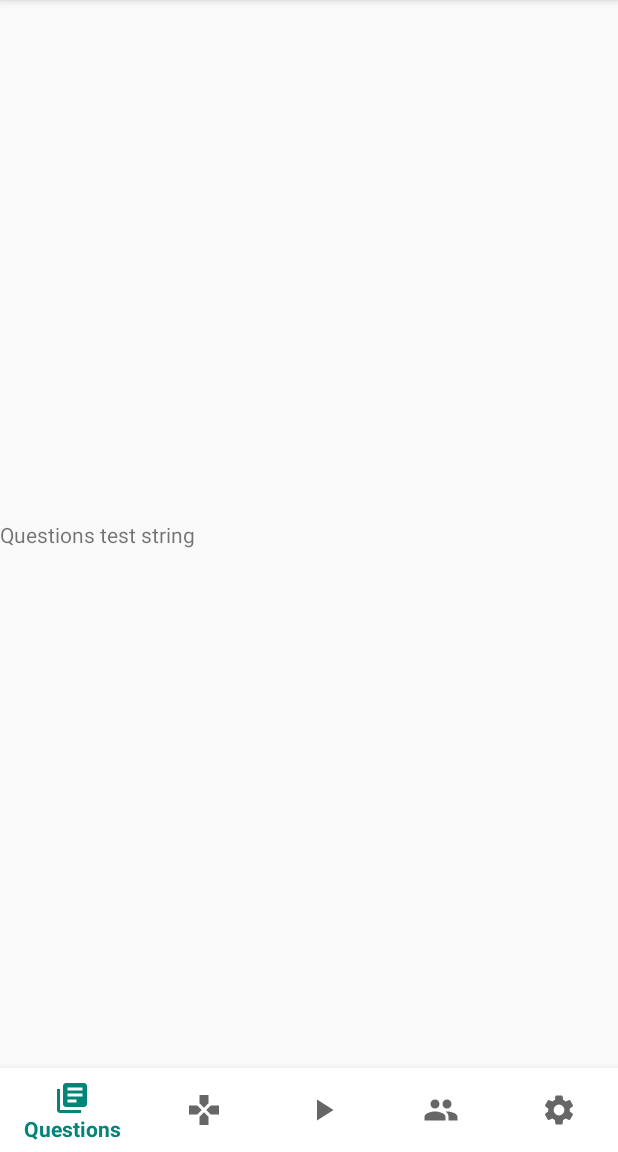
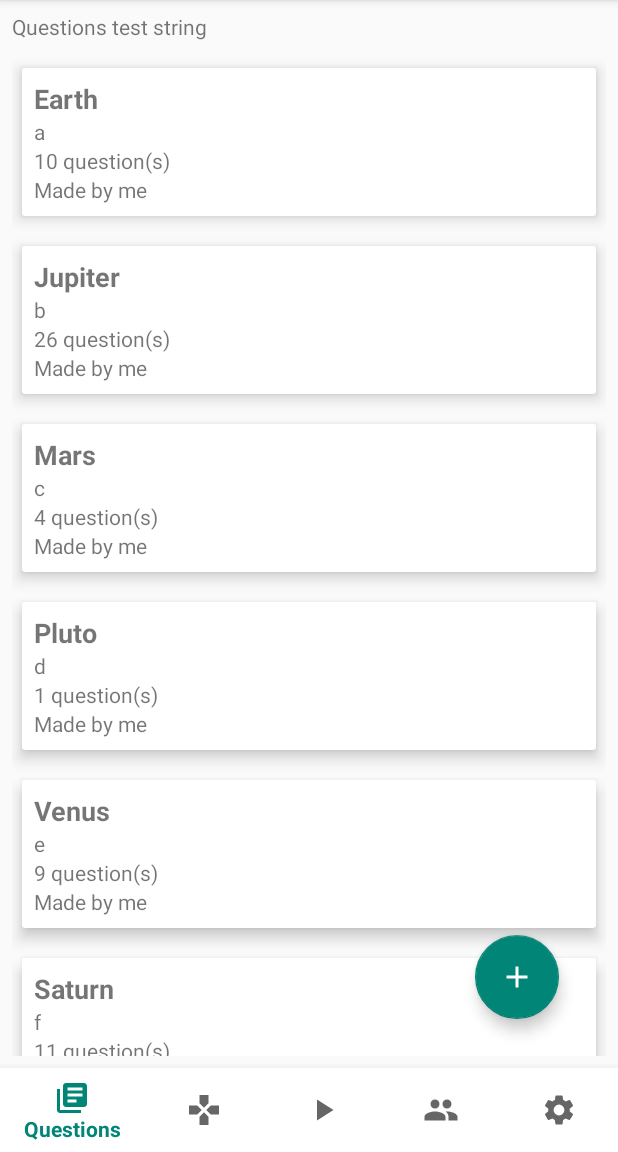
Before and after one commit to NeroYuki/YAQA, an Android app: the fragment QuestionsFragment placed in its activity, on a phone screen of 412 x 824 dp, the part 84-1236 px from its top. Run offline under Robolectric (Android 15) with nearby library versions, the phone set to English and light mode, and no system bars.

Commit message:
Question list and Setting template

```diff
--- a/app/build.gradle
+++ b/app/build.gradle
@@ -25,6 +25,7 @@ dependencies {
     implementation 'androidx.constraintlayout:constraintlayout:1.1.3'
     implementation 'com.google.android.material:material:1.1.0'
     implementation 'androidx.legacy:legacy-support-v4:1.0.0'
+    implementation 'androidx.preference:preference:1.1.0'
     testImplementation 'junit:junit:4.12'
     androidTestImplementation 'androidx.test:runner:1.1.1'
     androidTestImplementation 'androidx.test.espresso:espresso-core:3.1.1'
--- a/app/src/main/java/com/example/yaqa/QuestionsFragment.java
+++ b/app/src/main/java/com/example/yaqa/QuestionsFragment.java
@@ -1,17 +1,68 @@
 package com.example.yaqa;
 
+import android.content.Context;
 import android.os.Bundle;
+import android.util.AttributeSet;
 import android.view.LayoutInflater;
 import android.view.View;
 import android.view.ViewGroup;
 import androidx.annotation.NonNull;
 import androidx.annotation.Nullable;
 import androidx.fragment.app.Fragment;
+import androidx.recyclerview.widget.LinearLayoutManager;
+import androidx.recyclerview.widget.RecyclerView;
+import com.example.yaqa.adapter.QuestionSetAdapter;
+import com.example.yaqa.model.QuestionSet;
 
-public class QuestionsFragment extends Fragment{
+import java.util.ArrayList;
+
+public class QuestionsFragment extends Fragment {
+
+    private RecyclerView recyclerView;
+    private QuestionSetAdapter adapter;
+    private ArrayList<QuestionSet> questionSetList;
+
     @Nullable
     @Override
     public View onCreateView(@NonNull LayoutInflater inflater, @Nullable ViewGroup container, @Nullable Bundle savedInstanceState) {
         return inflater.inflate(R.layout.fragment_questions, container, false);
     }
+
+    @Override
+    public void onStart() {
+        super.onStart();
+        initView();
+    }
+
+    private void initView() {
+        recyclerView = (RecyclerView) getView().findViewById(R.id.question_list_recycler);
+        recyclerView.setLayoutManager(new LinearLayoutManager(getActivity()));
+        questionSetList = new ArrayList<>();
+        adapter = new QuestionSetAdapter(getActivity(), questionSetList);
+        recyclerView.setAdapter(adapter);
+        // recyclerView.addItemDecoration(new DividerItemDecoration(this, LinearLayoutManager.VERTICAL));
+        createListData();
+    }
+
+    private void createListData() {
+        QuestionSet questionSetEntry = new QuestionSet("Earth", "a", 10, "me");
+        questionSetList.add(questionSetEntry);
+        questionSetEntry = new QuestionSet("Jupiter", "b", 26, "me");
+        questionSetList.add(questionSetEntry);
+        questionSetEntry = new QuestionSet("Mars", "c", 4, "me");
+        questionSetList.add(questionSetEntry);
+        questionSetEntry = new QuestionSet("Pluto", "d", 1, "me");
+        questionSetList.add(questionSetEntry);
+        questionSetEntry = new QuestionSet("Venus", "e", 9, "me");
+        questionSetList.add(questionSetEntry);
+        questionSetEntry = new QuestionSet("Saturn", "f", 11, "me");
+        questionSetList.add(questionSetEntry);
+        questionSetEntry = new QuestionSet("Mercury", "g", 4, "me");
+        questionSetList.add(questionSetEntry);
+        questionSetEntry = new QuestionSet("Neptune", "h", 12, "me");
+        questionSetList.add(questionSetEntry);
+        questionSetEntry = new QuestionSet("Uranus", "i", 9, "me");
+        questionSetList.add(questionSetEntry);
+        adapter.notifyDataSetChanged();
+    }
 }
--- a/app/src/main/java/com/example/yaqa/SettingsFragment.java
+++ b/app/src/main/java/com/example/yaqa/SettingsFragment.java
@@ -1,17 +1,12 @@
 package com.example.yaqa;
 
 import android.os.Bundle;
-import android.view.LayoutInflater;
-import android.view.View;
-import android.view.ViewGroup;
-import androidx.annotation.NonNull;
-import androidx.annotation.Nullable;
-import androidx.fragment.app.Fragment;
+import androidx.preference.PreferenceFragmentCompat;
 
-public class SettingsFragment extends Fragment{
-    @Nullable
+public class SettingsFragment extends PreferenceFragmentCompat {
     @Override
-    public View onCreateView(@NonNull LayoutInflater inflater, @Nullable ViewGroup container, @Nullable Bundle savedInstanceState) {
-        return inflater.inflate(R.layout.fragment_settings, container, false);
+    public void onCreatePreferences(Bundle savedInstanceState, String rootKey) {
+        setPreferencesFromResource(R.xml.setting_pref, rootKey);
+
     }
 }
--- /dev/null
+++ b/app/src/main/java/com/example/yaqa/adapter/QuestionSetAdapter.java
@@ -0,0 +1,62 @@
+package com.example.yaqa.adapter;
+
+import android.content.Context;
+import android.view.LayoutInflater;
+import android.view.View;
+import android.view.ViewGroup;
+import android.widget.TextView;
+import androidx.annotation.NonNull;
+import androidx.recyclerview.widget.RecyclerView;
+import com.example.yaqa.R;
+import com.example.yaqa.model.QuestionSet;
+
+import java.util.ArrayList;
+import java.util.Locale;
+
+public class QuestionSetAdapter extends RecyclerView.Adapter<QuestionSetAdapter.QuestionSetHolder> {
+
+    private Context context;
+    private ArrayList<QuestionSet> questionSetList;
+
+    public QuestionSetAdapter(Context context, ArrayList<QuestionSet> questionSetList) {
+        this.context = context;
+        this.questionSetList = questionSetList;
+    }
+
+    @NonNull
+    @Override
+    public QuestionSetHolder onCreateViewHolder(@NonNull ViewGroup parent, int i) {
+        View view = LayoutInflater.from(context).inflate(R.layout.question_set_item, parent, false);
+        return new QuestionSetHolder(view);
+    }
+
+    @Override
+    public void onBindViewHolder(@NonNull QuestionSetHolder holder, int position) {
+        QuestionSet qs = questionSetList.get(position);
+        holder.setDetails(qs);
+    }
+
+    @Override
+    public int getItemCount() {
+        return questionSetList.size();
+    }
+
+    public class QuestionSetHolder extends RecyclerView.ViewHolder {
+        private TextView txtName, txtDesc, txtNumber, txtAuthor;
+
+        QuestionSetHolder(View itemView) {
+            super(itemView);
+            txtName = itemView.findViewById(R.id.textView2);
+            txtDesc = itemView.findViewById(R.id.textView3);
+            txtNumber = itemView.findViewById(R.id.textView4);
+            txtAuthor = itemView.findViewById(R.id.textView5);
+        }
+
+        void setDetails(QuestionSet qs) {
+            txtName.setText(qs.name);
+            txtDesc.setText(qs.desc);
+            txtNumber.setText(qs.number + " question(s)") ;
+            txtAuthor.setText("Made by " + qs.author);
+        }
+    }
+}
--- /dev/null
+++ b/app/src/main/java/com/example/yaqa/model/QuestionSet.java
@@ -0,0 +1,15 @@
+package com.example.yaqa.model;
+
+public class QuestionSet {
+    public String name;
+    public String desc;
+    public int number;
+    public String author;
+
+    public QuestionSet(String name, String desc, int number, String author) {
+        this.name = name;
+        this.desc = desc;
+        this.number = number;
+        this.author = author;
+    }
+}
--- /dev/null
+++ b/app/src/main/res/drawable/ic_add_black_24dp.xml
@@ -0,0 +1,9 @@
+<vector xmlns:android="http://schemas.android.com/apk/res/android"
+        android:width="24dp"
+        android:height="24dp"
+        android:viewportWidth="24.0"
+        android:viewportHeight="24.0">
+    <path
+        android:fillColor="#FF000000"
+        android:pathData="M19,13h-6v6h-2v-6H5v-2h6V5h2v6h6v2z"/>
+</vector>
--- a/app/src/main/res/layout/activity_game.xml
+++ b/app/src/main/res/layout/activity_game.xml
@@ -47,7 +47,7 @@
             android:layout_height="wrap_content"
             android:id="@+id/progressBar"
             app:layout_constraintStart_toStartOf="parent"
-            android:layout_marginStart="8dp" app:layout_constraintEnd_toEndOf="parent" android:layout_marginEnd="8dp"
+            android:layout_marginStart="16dp" app:layout_constraintEnd_toEndOf="parent" android:layout_marginEnd="16dp"
             android:layout_marginBottom="16dp" app:layout_constraintBottom_toBottomOf="parent"/>
     <androidx.constraintlayout.widget.Guideline
             android:orientation="horizontal"
--- a/app/src/main/res/layout/fragment_questions.xml
+++ b/app/src/main/res/layout/fragment_questions.xml
@@ -7,7 +7,26 @@
             android:layout_width="0dp"
             android:layout_height="wrap_content"
             android:id="@+id/questions_textview_test"
-            app:layout_constraintBottom_toBottomOf="parent" app:layout_constraintEnd_toEndOf="parent"
+            app:layout_constraintEnd_toEndOf="parent"
             app:layout_constraintStart_toStartOf="parent" app:layout_constraintTop_toTopOf="parent"
-    />
+            android:layout_marginStart="8dp" android:layout_marginEnd="8dp" android:layout_marginTop="8dp"/>
+    <androidx.recyclerview.widget.RecyclerView
+            android:layout_width="0dp"
+            android:layout_height="0dp"
+            android:outlineProvider="bounds"
+            app:layout_constraintTop_toBottomOf="@+id/questions_textview_test"
+            app:layout_constraintStart_toStartOf="parent" app:layout_constraintEnd_toEndOf="parent"
+            app:layout_constraintBottom_toBottomOf="parent" android:layout_marginTop="8dp"
+            android:layout_marginStart="8dp" android:layout_marginEnd="8dp" android:layout_marginBottom="8dp"
+            android:id="@+id/question_list_recycler" android:clipToPadding="false" android:clickable="true"/>
+    <com.google.android.material.floatingactionbutton.FloatingActionButton
+            android:layout_width="wrap_content"
+            android:layout_height="wrap_content"
+            android:clickable="true" app:srcCompat="@drawable/ic_add_black_24dp"
+            android:id="@+id/floatingActionButton2"
+            app:layout_constraintTop_toTopOf="parent" app:layout_constraintBottom_toBottomOf="parent"
+            app:layout_constraintStart_toStartOf="parent"
+            app:layout_constraintEnd_toEndOf="@+id/question_list_recycler" app:layout_constraintHorizontal_bias="0.91"
+            app:layout_constraintVertical_bias="0.95" app:backgroundTint="@color/colorPrimary"
+            android:backgroundTint="@color/colorPrimary" android:tint="@color/design_default_color_background"/>
 </androidx.constraintlayout.widget.ConstraintLayout>
--- a/app/src/main/res/layout/fragment_settings.xml
+++ b/app/src/main/res/layout/fragment_settings.xml
@@ -2,15 +2,4 @@
 <androidx.constraintlayout.widget.ConstraintLayout xmlns:android="http://schemas.android.com/apk/res/android"
                                                    xmlns:app="http://schemas.android.com/apk/res-auto" xmlns:tools="http://schemas.android.com/tools"
                                                    android:layout_width="match_parent"
-                                                   android:layout_height="match_parent">
-
-    <TextView
-            android:text="@string/settings_test_string"
-            android:layout_width="0dp"
-            android:layout_height="wrap_content"
-            android:id="@+id/settings_textview_test"
-            app:layout_constraintBottom_toBottomOf="parent" app:layout_constraintEnd_toEndOf="parent"
-            app:layout_constraintStart_toStartOf="parent" app:layout_constraintTop_toTopOf="parent"
-    />
-
-</androidx.constraintlayout.widget.ConstraintLayout>
+                                                   android:layout_height="match_parent"/>
--- /dev/null
+++ b/app/src/main/res/layout/question_set_item.xml
@@ -0,0 +1,53 @@
+<?xml version="1.0" encoding="utf-8"?>
+<androidx.cardview.widget.CardView xmlns:android="http://schemas.android.com/apk/res/android"
+                                   xmlns:app="http://schemas.android.com/apk/res-auto"
+                                   xmlns:tools="http://schemas.android.com/tools" android:layout_width="match_parent"
+                                   android:layout_height="wrap_content" app:cardElevation="6dp"
+                                   app:cardBackgroundColor="@color/design_default_color_background"
+                                   app:cardUseCompatPadding="true"
+>
+
+    <androidx.constraintlayout.widget.ConstraintLayout
+            android:layout_width="match_parent"
+            android:layout_height="match_parent">
+
+        <TextView
+                android:text="@string/title_test_string"
+                android:layout_width="0dp"
+                android:layout_height="wrap_content"
+                android:textStyle="bold"
+                android:id="@+id/textView2" app:layout_constraintStart_toStartOf="parent"
+                android:layout_marginStart="8dp" app:layout_constraintEnd_toEndOf="parent"
+                android:layout_marginEnd="8dp"
+                app:layout_constraintTop_toTopOf="parent" app:layout_constraintHorizontal_bias="0.0"
+                android:textSize="18sp" app:layout_constraintBottom_toTopOf="@+id/textView3"
+                android:layout_marginTop="8dp"/>
+        <TextView
+                android:text="Description"
+                android:layout_width="wrap_content"
+                android:layout_height="wrap_content"
+                android:id="@+id/textView3"
+                app:layout_constraintTop_toBottomOf="@+id/textView2"
+                app:layout_constraintBottom_toTopOf="@+id/textView4" app:layout_constraintStart_toStartOf="parent"
+                android:layout_marginStart="8dp" app:layout_constraintEnd_toEndOf="parent"
+                android:layout_marginEnd="8dp" app:layout_constraintHorizontal_bias="0.0"/>
+        <TextView
+                android:text="10 Questions"
+                android:layout_width="wrap_content"
+                android:layout_height="wrap_content"
+                android:id="@+id/textView4"
+                app:layout_constraintTop_toBottomOf="@+id/textView3"
+                app:layout_constraintBottom_toTopOf="@+id/textView5" app:layout_constraintStart_toStartOf="parent"
+                android:layout_marginStart="8dp" app:layout_constraintEnd_toEndOf="parent"
+                android:layout_marginEnd="8dp" app:layout_constraintHorizontal_bias="0.0"/>
+        <TextView
+                android:text="Made by a person"
+                android:layout_width="wrap_content"
+                android:layout_height="wrap_content"
+                android:id="@+id/textView5"
+                app:layout_constraintBottom_toBottomOf="parent" app:layout_constraintTop_toBottomOf="@+id/textView4"
+                app:layout_constraintEnd_toEndOf="parent" android:layout_marginEnd="8dp"
+                app:layout_constraintStart_toStartOf="parent" android:layout_marginStart="8dp"
+                app:layout_constraintHorizontal_bias="0.0" android:layout_marginBottom="8dp"/>
+    </androidx.constraintlayout.widget.ConstraintLayout>
+</androidx.cardview.widget.CardView>
--- a/app/src/main/res/values/strings.xml
+++ b/app/src/main/res/values/strings.xml
@@ -14,4 +14,5 @@
     <!-- TODO: Remove or change this placeholder text -->
     <string name="hello_blank_fragment">Hello blank fragment</string>
     <string name="button_test">Button</string>
+    <string name="title_test_string">Title</string>
 </resources>
--- /dev/null
+++ b/app/src/main/res/xml/setting_pref.xml
@@ -0,0 +1,7 @@
+<?xml version="1.0" encoding="utf-8"?>
+<PreferenceScreen xmlns:android="http://schemas.android.com/apk/res/android">
+
+    <CheckBoxPreference
+            android:defaultValue="false"
+            android:title="Check box preference" android:key="check_box_preference_1"/>
+</PreferenceScreen>
```
Also changed, not shown: app/src/main/java/com/example/yaqa/MainActivity.java (+10 -0 lines).
